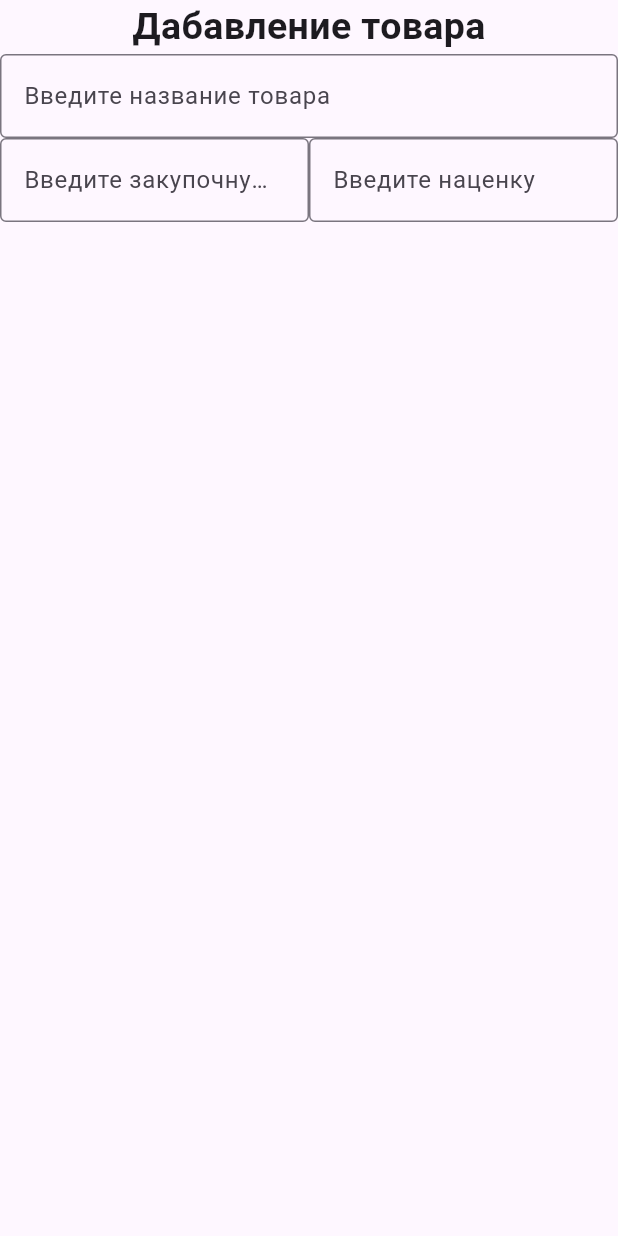
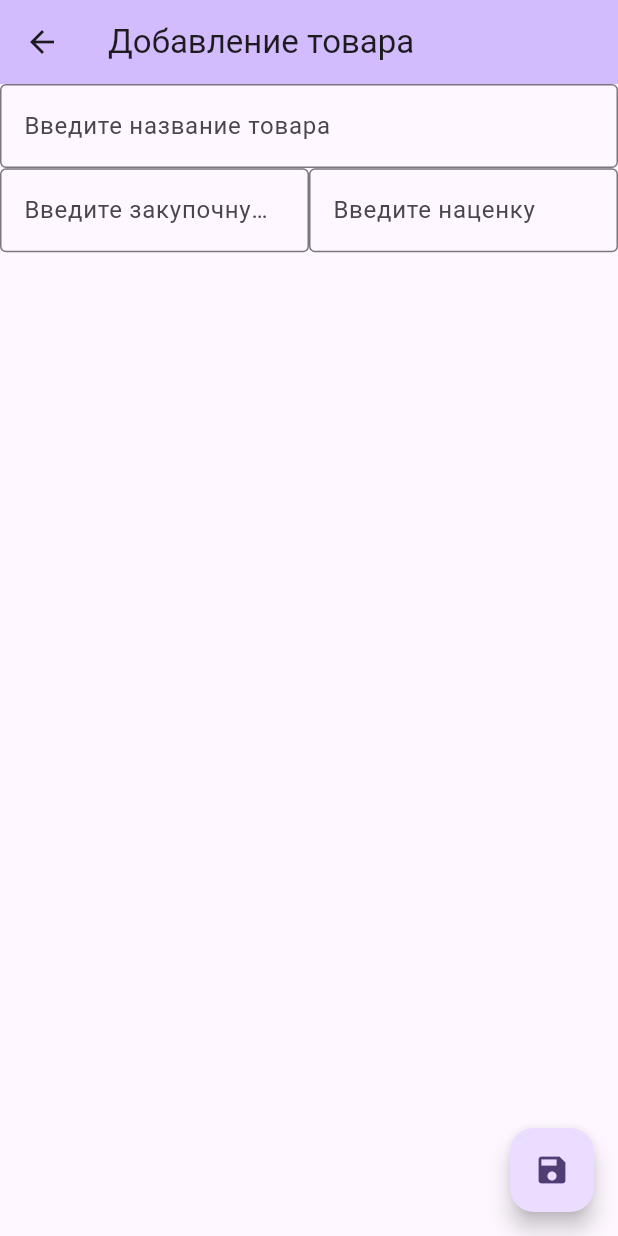
Before and after one commit to VirVoyt/VKR, a Flutter app: the ShoppingCart screen opened directly, on a phone screen of 412 x 824 dp. Run offline on Flutter 3.47's test engine with Material 3 defaults, Android fonts, the phone set to English and light mode, and no system bars.

Commit message:
added button logic

```diff
--- a/lib/demo.dart
+++ b/lib/demo.dart
@@ -1,3 +1,6 @@
 library app_demo;
+import 'dart:math';
 
+import 'package:projectvkr/main.dart';
 part 'data.dart';
+part 'logic.dart';
--- a/lib/main.dart
+++ b/lib/main.dart
@@ -1,5 +1,11 @@
 import 'package:flutter/material.dart';
 import 'demo.dart';
+
+Ramdom ramdom = Ramdom();
+
+String description = "";
+int? price = 0;
+int? percent = 0;
 
 void main() {
   runApp(const MyApp());
@@ -125,37 +131,36 @@ class _ProductListState extends State<ProductList> {
 }
 
 class ShoppingCart extends StatelessWidget{
+  const ShoppingCart({super.key});
   @override
   Widget build(BuildContext context){
     return Scaffold(
+      appBar: AppBar(
+        backgroundColor: Theme.of(context).colorScheme.inversePrimary,
+        title: Text("Добавление товара"),
+      ),
       body: Column(
         children: [
-          Container(
-            child: const Text("Дабавление товара",
-              style: TextStyle(
-                fontSize: 25,
-                fontWeight: FontWeight.bold,
-              ),),
-          ),
           TextField(
             decoration: const InputDecoration(
                 border: OutlineInputBorder(),
                 hintText: "Введите название товара"
             ),
             onSubmitted: (text1) {
-
+              description = text1;
             },
           ),
            Row(children: [
              Container(
+               padding: const EdgeInsets.symmetric(vertical: 0.2),
                width: MediaQuery.sizeOf(context).width/2,
                child: TextField(
                  decoration: const InputDecoration(
                      border: OutlineInputBorder(),
-                     hintText: "Введите закупочную цену товара"
+                     hintText: "Введите закупочную цену"
                  ),
                  onSubmitted: (text2) {
-
+                   price = int.parse(text2);
                  },
                ),
              ),
@@ -167,13 +172,28 @@ class ShoppingCart extends StatelessWidget{
                    hintText: "Введите наценку"
                ),
                onSubmitted: (text3) {
-
+                 percent = int.parse(text3);
                },
-             )
+                 )
              )
            ],),
         ],
-      )
+      ),
+      floatingActionButton: FloatingActionButton(
+        onPressed: () {
+          transit();
+          Navigator.push(
+            context,
+            MaterialPageRoute(builder: (context) => MyApp()),
+          );
+        },
+        tooltip: 'Сохранить товар',
+        child: const Icon(Icons.save),
+      ),
     );
   }
+  transit(){
+    Ramdom ramdom = Ramdom();
+    ramdom.main(description: description, price: price, percent: percent);
+  }
 }
```
Also changed, not shown: lib/data.dart (+21 -0 lines), lib/logic.dart (added, +28 -0 lines).
